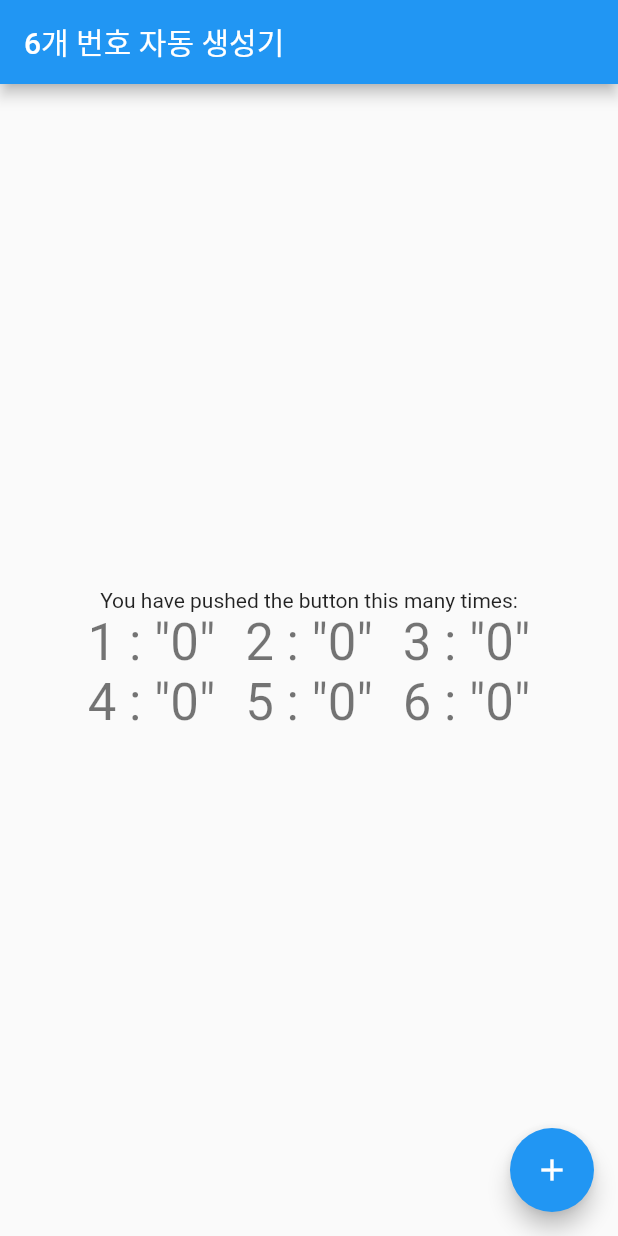
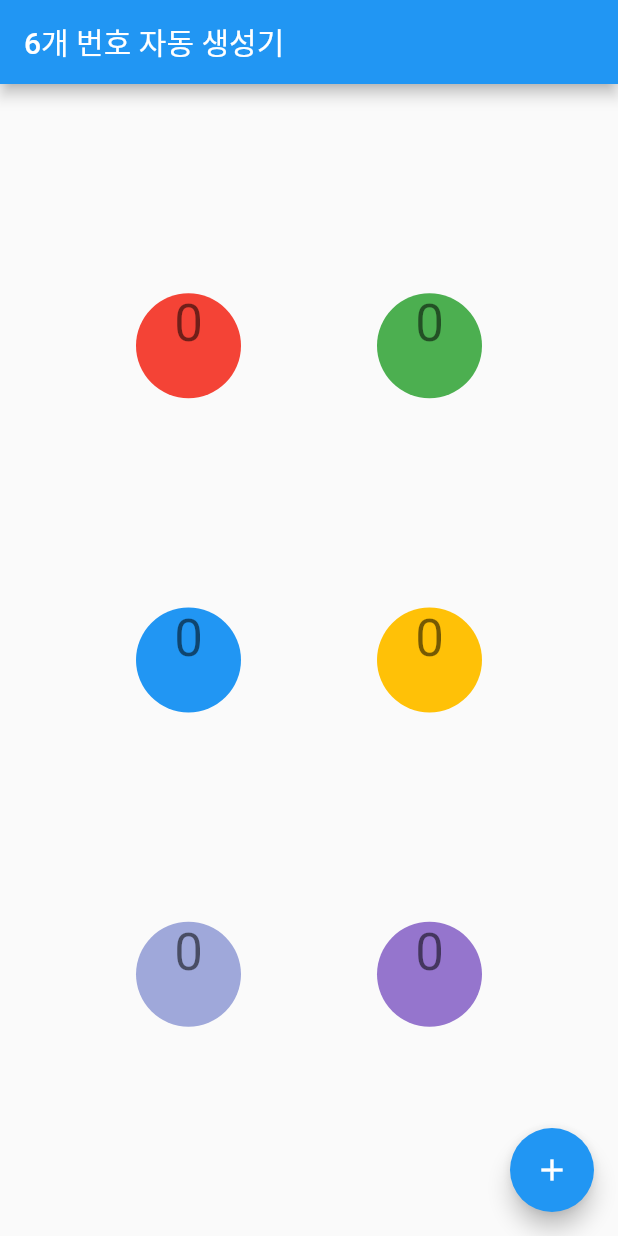
Before and after one commit to ChangkookChoi/flutter_design, a Flutter app: the screen it shows after launch, on a phone screen of 412 x 824 dp. Run offline on Flutter 3.47's test engine with Material 2 defaults, Android fonts, the phone set to English and light mode, and no system bars.

Commit message:
색 적용 및 값 추출 로직 수정

```diff
--- a/design_practice/lib/main.dart
+++ b/design_practice/lib/main.dart
@@ -31,21 +31,52 @@ class _MyHomePageState extends State<MyHomePage> {
   int _ball5 = 0;
   int _ball6 = 0;
 
+  void _reset() {
+    setState(() {
+      _ball1 = 0;
+      _ball2 = 0;
+      _ball3 = 0;
+      _ball4 = 0;
+      _ball5 = 0;
+      _ball6 = 0;
+    });
+  }
+
   //버튼 누르면 45개의 숫자 중 6개만 style 보여지게 만들기
   void _randomBall() {
     setState(() {
-      List<int> newNumbers;
+      _reset();
+
+      List<int> newNumbers = [];
 
       for (int i = 0; i < 6; i++) {
+        bool chk = false;
         int tmp = Random().nextInt(45) + 1;
-        while (newNumbers.contains(tmp)) {
+        if (!newNumbers.contains(tmp)) {
+          print('$i 번째 tmp : $tmp');
+          newNumbers.add(tmp);
+          chk = true;
+        }
+
+        while (newNumbers.contains(tmp) && !chk) {
           tmp = Random().nextInt(45) + 1;
+
           if (!newNumbers.contains(tmp)) {
+            print('$i 번째 tmp : $tmp');
             newNumbers.add(tmp);
+            chk = true;
           }
         }
       }
-      _ball1 = Random().nextInt(45) + 1;
+
+      newNumbers.sort();
+      print(newNumbers.toString());
+      _ball1 = newNumbers[0];
+      _ball2 = newNumbers[1];
+      _ball3 = newNumbers[2];
+      _ball4 = newNumbers[3];
+      _ball5 = newNumbers[4];
+      _ball6 = newNumbers[5];
     });
   }
 
@@ -57,61 +88,103 @@ class _MyHomePageState extends State<MyHomePage> {
       appBar: AppBar(
         title: Text('6개 번호 자동 생성기'),
       ),
-      body: Center(
-        child: Column(
-          mainAxisAlignment: MainAxisAlignment.center,
-          children: <Widget>[
-            Text(
-              'You have pushed the button this many times:',
-            ),
-            Row(
-              mainAxisAlignment: MainAxisAlignment.center,
-              children: <Widget>[
-                Text(
-                  '1 : "$_ball1"',
+      body: Column(
+        mainAxisAlignment: MainAxisAlignment.spaceEvenly,
+        children: <Widget>[
+          Row(
+            mainAxisAlignment: MainAxisAlignment.spaceEvenly,
+            children: <Widget>[
+              Container(
+                child: Text(
+                  '$_ball1',
                   style: Theme.of(context).textTheme.headline4,
+                  textAlign: TextAlign.center,
                 ),
-                SizedBox(
-                  width: 20,
+                width: 70,
+                height: 70,
+                decoration: BoxDecoration(
+                  shape: BoxShape.circle,
+                  color: Colors.red,
                 ),
-                Text(
-                  '2 : "$_ball2"',
+              ),
+              Container(
+                child: Text(
+                  '$_ball2',
                   style: Theme.of(context).textTheme.headline4,
+                  textAlign: TextAlign.center,
                 ),
-                SizedBox(
-                  width: 20,
+                width: 70,
+                height: 70,
+                decoration: BoxDecoration(
+                  shape: BoxShape.circle,
+                  color: Colors.green,
                 ),
-                Text(
-                  '3 : "$_ball3"',
+              ),
+            ],
+          ),
+          Row(
+            mainAxisAlignment: MainAxisAlignment.spaceEvenly,
+            children: <Widget>[
+              Container(
+                child: Text(
+                  '$_ball3',
                   style: Theme.of(context).textTheme.headline4,
+                  textAlign: TextAlign.center,
                 ),
-              ],
-            ),
-            Row(
-              mainAxisAlignment: MainAxisAlignment.center,
-              children: <Widget>[
-                Text(
-                  '4 : "$_ball4"',
+                width: 70,
+                height: 70,
+                decoration: BoxDecoration(
+                  shape: BoxShape.circle,
+                  color: Colors.blue,
+                ),
+              ),
+              Container(
+                child: Text(
+                  '$_ball4',
                   style: Theme.of(context).textTheme.headline4,
+                  textAlign: TextAlign.center,
                 ),
-                SizedBox(
-                  width: 20,
+                width: 70,
+                height: 70,
+                decoration: BoxDecoration(
+                  shape: BoxShape.circle,
+                  color: Colors.amber,
                 ),
-                Text(
-                  '5 : "$_ball5"',
+              ),
+            ],
+          ),
+          Row(
+            mainAxisAlignment: MainAxisAlignment.spaceEvenly,
+            children: <Widget>[
+              Container(
+                child: Text(
+                  '$_ball5',
                   style: Theme.of(context).textTheme.headline4,
+                  textAlign: TextAlign.center,
                 ),
-                SizedBox(
-                  width: 20,
+                width: 70,
+                height: 70,
+                decoration: BoxDecoration(
+                  shape: BoxShape.circle,
+                  color: Colors.indigo[200],
                 ),
-                Text(
-                  '6 : "$_ball6"',
+              ),
+              Container(
+                child: Text(
+                  '$_ball6',
                   style: Theme.of(context).textTheme.headline4,
+                  textAlign: TextAlign.center,
                 ),
-              ],
-            ),
-          ],
-        ),
+                width: 70,
+                height: 70,
+                decoration: BoxDecoration(
+                  shape: BoxShape.circle,
+                  color: Colors.deepPurple[300],
+                ),
+              ),
+            ],
+          ),
+        ],
       ),
       floatingActionButton: FloatingActionButton(
         onPressed: _randomBall,
```
